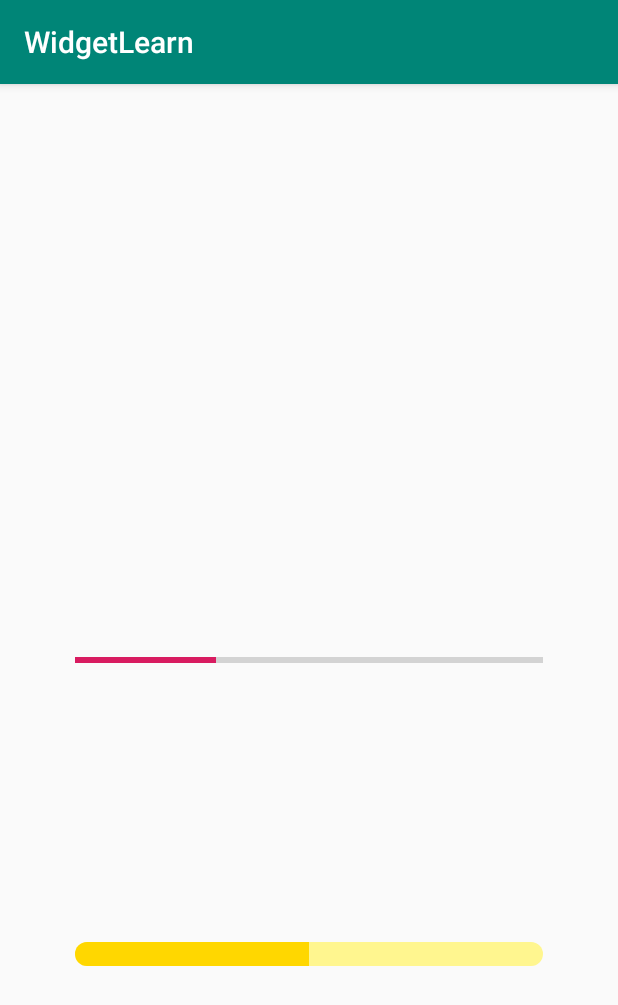
After one commit to Wudelin/WidgetLearn, an Android app: the ProgressBarActivity screen opened directly, with no data from a screen before it, on a phone screen of 412 x 824 dp. The commit adds this screen. Shown: the top 1005 px of the screen. Run offline under Robolectric (Android 15) with nearby library versions, the phone set to English and light mode, and no system bars.

Commit message:
widget[ProgressBar]

```diff
--- a/app/src/main/AndroidManifest.xml
+++ b/app/src/main/AndroidManifest.xml
@@ -13,13 +13,14 @@
         android:supportsRtl="true"
         android:theme="@style/AppTheme"
         tools:ignore="GoogleAppIndexingWarning">
-        <activity android:name=".PopMenuActivity"></activity>
-        <activity android:name=".ExpandableListActivity" />
+        <activity android:name=".ui.ProgressBarActivity"></activity>
+        <activity android:name=".ui.PopMenuActivity" />
+        <activity android:name=".ui.ExpandableListActivity" />
         <activity android:name=".interview.InterviewActivity" />
         <activity android:name=".preference.PreActivity" />
         <activity android:name=".remoteviews.NotifyActivity" />
         <activity
-            android:name=".ViewFlipperActivity"
+            android:name=".ui.ViewFlipperActivity"
             android:theme="@style/Theme.AppCompat.Light.NoActionBar" />
         <activity android:name=".WidgetActivity">
             <intent-filter>
@@ -28,7 +29,7 @@
                 <category android:name="android.intent.category.LAUNCHER" />
             </intent-filter>
         </activity>
-        <activity android:name=".StackViewActivity" />
+        <activity android:name=".ui.StackViewActivity" />
 
         <receiver android:name=".remoteviews.provider.MyAppWidgetProvider">
             <intent-filter>
--- a/app/src/main/java/com/wdl/widgetlearn/WidgetActivity.java
+++ b/app/src/main/java/com/wdl/widgetlearn/WidgetActivity.java
@@ -13,14 +13,17 @@ import android.os.Build;
 import android.os.Bundle;
 import android.view.View;
 import android.widget.AdapterView;
-import android.widget.ExpandableListView;
 import android.widget.ListView;
 import android.widget.RemoteViews;
 import android.widget.SimpleAdapter;
 
-import com.wdl.widgetlearn.preference.MyPreferenceFragment;
 import com.wdl.widgetlearn.preference.PreActivity;
 import com.wdl.widgetlearn.remoteviews.NotifyActivity;
+import com.wdl.widgetlearn.ui.ExpandableListActivity;
+import com.wdl.widgetlearn.ui.PopMenuActivity;
+import com.wdl.widgetlearn.ui.ProgressBarActivity;
+import com.wdl.widgetlearn.ui.StackViewActivity;
+import com.wdl.widgetlearn.ui.ViewFlipperActivity;
 
 import java.util.ArrayList;
 import java.util.HashMap;
@@ -40,7 +43,8 @@ public class WidgetActivity extends AppCompatActivity
             "RemoteViews-appwidget",
             "PreferenceFragment",
             "ExpandableList",
-            "PopMenu"
+            "PopMenu",
+            "ProgressBar"
     };
 
     @Override
@@ -94,6 +98,9 @@ public class WidgetActivity extends AppCompatActivity
                 } else if (position == 6)
                 {
                     PopMenuActivity.show(WidgetActivity.this);
+                } else if (position == 7)
+                {
+                    ProgressBarActivity.show(WidgetActivity.this);
                 }
             }
         });
--- a/app/src/main/java/com/wdl/widgetlearn/preference/PreActivity.java
+++ b/app/src/main/java/com/wdl/widgetlearn/preference/PreActivity.java
@@ -7,7 +7,6 @@ import android.content.Intent;
 import android.os.Bundle;
 
 import com.wdl.widgetlearn.R;
-import com.wdl.widgetlearn.StackViewActivity;
 
 public class PreActivity extends AppCompatActivity
 {
--- a/app/src/main/java/com/wdl/widgetlearn/ExpandableListActivity.java
+++ b/app/src/main/java/com/wdl/widgetlearn/ui/ExpandableListActivity.java
@@ -1,4 +1,4 @@
-package com.wdl.widgetlearn;
+package com.wdl.widgetlearn.ui;
 
 import androidx.appcompat.app.AppCompatActivity;
 
@@ -7,6 +7,7 @@ import android.content.Intent;
 import android.os.Bundle;
 import android.widget.ExpandableListView;
 
+import com.wdl.widgetlearn.R;
 import com.wdl.widgetlearn.adapter.ExpandAdapter;
 import com.wdl.widgetlearn.bean.ExpandableData;
 
--- a/app/src/main/java/com/wdl/widgetlearn/PopMenuActivity.java
+++ b/app/src/main/java/com/wdl/widgetlearn/ui/PopMenuActivity.java
@@ -1,4 +1,4 @@
-package com.wdl.widgetlearn;
+package com.wdl.widgetlearn.ui;
 
 import androidx.appcompat.app.AppCompatActivity;
 import androidx.appcompat.view.menu.MenuPopupHelper;
@@ -14,6 +14,8 @@ import android.view.View;
 import android.widget.Button;
 import android.widget.Toast;
 
+import com.wdl.widgetlearn.R;
+
 import java.lang.reflect.Field;
 
 public class PopMenuActivity extends AppCompatActivity
@@ -21,6 +23,7 @@ public class PopMenuActivity extends AppCompatActivity
     private static final String TAG = "PopMenuActivity";
 
     private Button button;
+
 
     public static void show(Context context)
     {
@@ -42,6 +45,7 @@ public class PopMenuActivity extends AppCompatActivity
                 return false;
             }
         });
+
     }
 
     /**
--- /dev/null
+++ b/app/src/main/java/com/wdl/widgetlearn/ui/ProgressBarActivity.java
@@ -0,0 +1,61 @@
+package com.wdl.widgetlearn.ui;
+
+import androidx.annotation.NonNull;
+import androidx.appcompat.app.AppCompatActivity;
+
+import android.annotation.SuppressLint;
+import android.content.Context;
+import android.content.Intent;
+import android.os.Bundle;
+import android.os.Handler;
+import android.os.Message;
+import android.widget.ProgressBar;
+
+import com.wdl.widgetlearn.R;
+
+/***
+ * https://www.jianshu.com/p/8f3db94d7efe
+ * ProgressBar
+ */
+
+public class ProgressBarActivity extends AppCompatActivity
+{
+    private ProgressBar pb1, pb2;
+
+    public static void show(Context context)
+    {
+        context.startActivity(new Intent(context, ProgressBarActivity.class));
+    }
+
+    @Override
+    protected void onCreate(Bundle savedInstanceState)
+    {
+        super.onCreate(savedInstanceState);
+        setContentView(R.layout.activity_progress_bar);
+        pb1 = findViewById(R.id.pb);
+        pb2 = findViewById(R.id.pb1);
+        mHandler.sendEmptyMessage(0x01);
+    }
+
+    @SuppressLint("HandlerLeak")
+    private Handler mHandler = new Handler()
+    {
+        @Override
+        public void handleMessage(@NonNull Message msg)
+        {
+            super.handleMessage(msg);
+            if (msg.what == 0x01)
+            {
+                if (pb2.getProgress() != 100)
+                {
+                    pb2.setProgress(pb2.getProgress() + 10);
+                    sendEmptyMessageDelayed(0x01,1000);
+                } else
+                {
+                    sendEmptyMessage(0x02);
+                }
+            }else if (msg.what == 0x02){
+            }
+        }
+    };
+}
--- a/app/src/main/java/com/wdl/widgetlearn/StackViewActivity.java
+++ b/app/src/main/java/com/wdl/widgetlearn/ui/StackViewActivity.java
@@ -1,4 +1,4 @@
-package com.wdl.widgetlearn;
+package com.wdl.widgetlearn.ui;
 
 import androidx.appcompat.app.AppCompatActivity;
 
@@ -8,6 +8,8 @@ import android.os.Bundle;
 import android.view.View;
 import android.widget.SimpleAdapter;
 import android.widget.StackView;
+
+import com.wdl.widgetlearn.R;
 
 import java.util.ArrayList;
 import java.util.HashMap;
--- a/app/src/main/java/com/wdl/widgetlearn/ViewFlipperActivity.java
+++ b/app/src/main/java/com/wdl/widgetlearn/ui/ViewFlipperActivity.java
@@ -1,4 +1,4 @@
-package com.wdl.widgetlearn;
+package com.wdl.widgetlearn.ui;
 
 import androidx.appcompat.app.AppCompatActivity;
 
@@ -7,9 +7,10 @@ import android.content.Intent;
 import android.os.Bundle;
 import android.view.MotionEvent;
 import android.view.View;
-import android.widget.Button;
 import android.widget.ImageView;
 import android.widget.ViewFlipper;
+
+import com.wdl.widgetlearn.R;
 
 public class ViewFlipperActivity extends AppCompatActivity
 {
--- /dev/null
+++ b/app/src/main/res/drawable/pb_drawable.xml
@@ -0,0 +1,20 @@
+<?xml version="1.0" encoding="utf-8"?>
+<layer-list xmlns:android="http://schemas.android.com/apk/res/android">
+    <item android:id="@android:id/background">
+        <shape android:shape="rectangle">
+            <solid android:color="#FFF68F" />
+            <corners android:radius="10dp" />
+        </shape>
+    </item>
+    <item android:id="@android:id/progress">
+        <clip>
+            <shape android:shape="rectangle">
+                <corners android:radius="10dp" />
+                <gradient
+                    android:endColor="#FFD700"
+                    android:startColor="#FFD700"
+                    android:useLevel="true" />
+            </shape>
+        </clip>
+    </item>
+</layer-list>
--- a/app/src/main/res/layout/activity_pop_menu.xml
+++ b/app/src/main/res/layout/activity_pop_menu.xml
@@ -4,7 +4,7 @@
     xmlns:tools="http://schemas.android.com/tools"
     android:layout_width="match_parent"
     android:layout_height="match_parent"
-    tools:context=".PopMenuActivity">
+    tools:context=".ui.PopMenuActivity">
 
     <Button
         android:id="@+id/button"
@@ -16,4 +16,6 @@
         app:layout_constraintEnd_toEndOf="parent"
         app:layout_constraintStart_toStartOf="parent"
         app:layout_constraintTop_toTopOf="parent" />
+
+
 </androidx.constraintlayout.widget.ConstraintLayout>
--- /dev/null
+++ b/app/src/main/res/layout/activity_progress_bar.xml
@@ -0,0 +1,35 @@
+<?xml version="1.0" encoding="utf-8"?>
+<androidx.constraintlayout.widget.ConstraintLayout xmlns:android="http://schemas.android.com/apk/res/android"
+    xmlns:app="http://schemas.android.com/apk/res-auto"
+    xmlns:tools="http://schemas.android.com/tools"
+    android:layout_width="match_parent"
+    android:layout_height="match_parent"
+    tools:context=".ui.ProgressBarActivity">
+
+    <!--    android:progressDrawable="@null" -->
+    <ProgressBar
+        android:id="@+id/pb"
+        style="?android:attr/progressBarStyleHorizontal"
+        android:layout_width="match_parent"
+        android:layout_height="wrap_content"
+        android:max="100"
+        android:progress="30"
+        android:layout_marginLeft="50dp"
+        android:layout_marginRight="50dp"
+        app:layout_constraintBottom_toBottomOf="parent"
+        app:layout_constraintTop_toTopOf="parent" />
+
+    <ProgressBar
+        android:id="@+id/pb1"
+        style="?android:attr/progressBarStyleHorizontal"
+        android:layout_width="match_parent"
+        android:layout_height="wrap_content"
+        android:layout_marginLeft="50dp"
+        android:layout_marginRight="50dp"
+        android:max="100"
+        android:progress="30"
+        app:layout_constraintTop_toBottomOf="@id/pb"
+        android:progressDrawable="@drawable/pb_drawable"
+        app:layout_constraintBottom_toBottomOf="parent" />
+
+</androidx.constraintlayout.widget.ConstraintLayout>
--- a/app/src/main/res/layout/activity_stackview.xml
+++ b/app/src/main/res/layout/activity_stackview.xml
@@ -4,7 +4,7 @@
     xmlns:tools="http://schemas.android.com/tools"
     android:layout_width="match_parent"
     android:layout_height="match_parent"
-    tools:context=".StackViewActivity">
+    tools:context=".ui.StackViewActivity">
 
     <!--
         loopViews : true 开启循环
--- a/app/src/main/res/layout/activity_view_flipper.xml
+++ b/app/src/main/res/layout/activity_view_flipper.xml
@@ -4,7 +4,7 @@
     xmlns:tools="http://schemas.android.com/tools"
     android:layout_width="match_parent"
     android:layout_height="match_parent"
-    tools:context=".ViewFlipperActivity">
+    tools:context=".ui.ViewFlipperActivity">
     <!--
         flipInterval view切换的时间间隔
         inAnimation 进场动画
```
